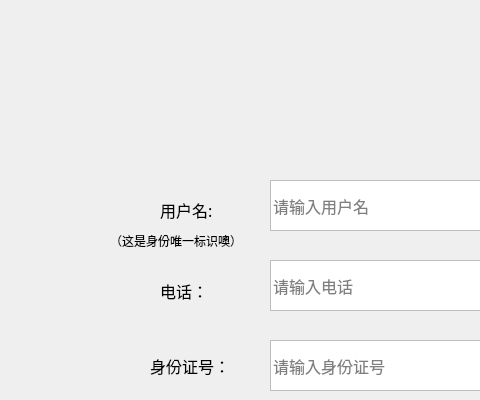
Before: the Qt Designer form register.ui in ljy9912/summer, drawn with Qt 5; both pictures show x 0 to 480 and y 0 to 400 of the 600 by 800 pixel window.
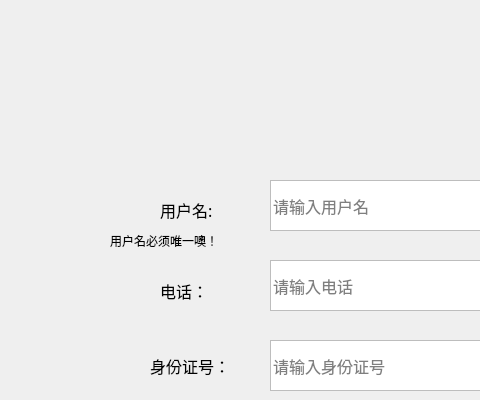
After: the same form once the commit is applied. Icons and pictures are not drawn.

Patch:
```diff
--- a/register.ui
+++ b/register.ui
@@ -83,7 +83,7 @@
      </font>
     </property>
     <property name="text">
-     <string>（这是身份唯一标识噢）</string>
+     <string>用户名必须唯一噢！</string>
     </property>
    </widget>
    <widget class="QLineEdit" name="nameedit">
```
